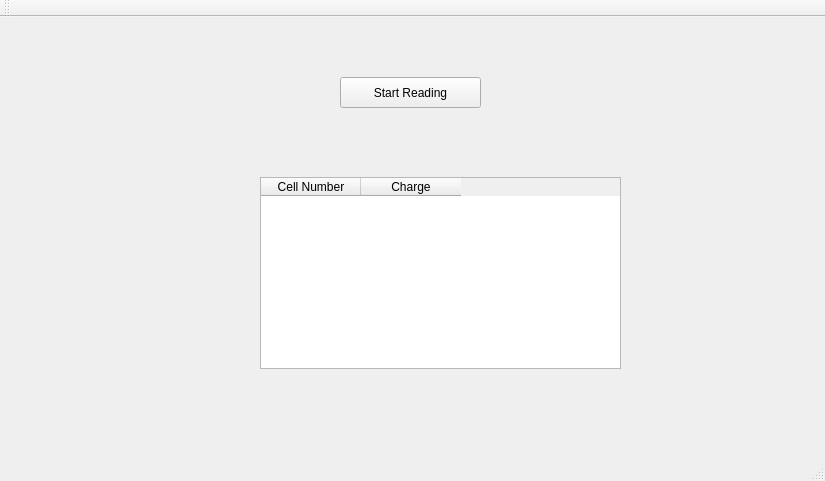
Qt form mainwindow.ui (gcmvy3/voltron-dashboard) before a commit.
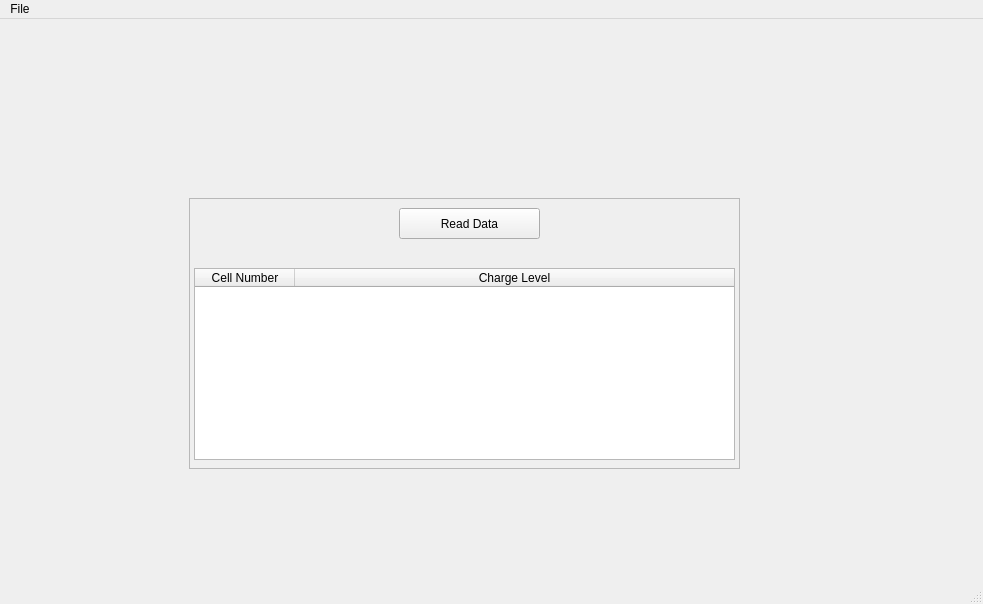
The same form after that commit. Custom widgets are drawn as their Qt base class.

The edit to the form file:
```diff
--- a/mainwindow.ui
+++ b/mainwindow.ui
@@ -6,52 +6,87 @@
    <rect>
     <x>0</x>
     <y>0</y>
-    <width>825</width>
-    <height>481</height>
+    <width>983</width>
+    <height>604</height>
    </rect>
   </property>
   <property name="windowTitle">
    <string>MainWindow</string>
   </property>
   <widget class="QWidget" name="centralWidget">
+   <widget class="BatteryWidget" name="batteryWidget" native="true">
+    <property name="geometry">
+     <rect>
+      <x>179</x>
+      <y>169</y>
+      <width>571</width>
+      <height>291</height>
+     </rect>
+    </property>
+    <widget class="QFrame" name="frame">
+     <property name="geometry">
+      <rect>
+       <x>10</x>
+       <y>10</y>
+       <width>551</width>
+       <height>271</height>
+      </rect>
+     </property>
+     <property name="frameShape">
+      <enum>QFrame::StyledPanel</enum>
+     </property>
+     <property name="frameShadow">
+      <enum>QFrame::Raised</enum>
+     </property>
    <widget class="QPushButton" name="batteryReadButton">
     <property name="geometry">
      <rect>
-      <x>340</x>
-      <y>60</y>
+        <x>210</x>
+        <y>10</y>
       <width>141</width>
       <height>31</height>
      </rect>
     </property>
     <property name="text">
-     <string>Start Reading</string>
+       <string>Read Data</string>
     </property>
     <property name="checkable">
      <bool>true</bool>
     </property>
-   </widget>
-   <widget class="BatteryWidget" name="batteryWidget">
+      <property name="flat">
+       <bool>false</bool>
+      </property>
+     </widget>
+     <widget class="QTableWidget" name="batteryTable">
     <property name="geometry">
      <rect>
-      <x>260</x>
-      <y>160</y>
-      <width>361</width>
+        <x>5</x>
+        <y>70</y>
+        <width>541</width>
       <height>192</height>
      </rect>
     </property>
+      <property name="columnCount">
+       <number>2</number>
+      </property>
+      <attribute name="horizontalHeaderStretchLastSection">
+       <bool>true</bool>
+      </attribute>
+      <attribute name="verticalHeaderVisible">
+       <bool>false</bool>
+      </attribute>
     <column>
      <property name="text">
       <string>Cell Number</string>
      </property>
-     <property name="textAlignment">
-      <set>AlignCenter</set>
-     </property>
     </column>
     <column>
      <property name="text">
-      <string>Charge</string>
-     </property>
-    </column>
+        <string>Charge Level</string>
+       </property>
+      </column>
+     </widget>
+    </widget>
    </widget>
   </widget>
   <widget class="QMenuBar" name="menuBar">
@@ -59,18 +94,16 @@
     <rect>
      <x>0</x>
      <y>0</y>
-     <width>825</width>
+     <width>983</width>
      <height>22</height>
     </rect>
    </property>
-  </widget>
-  <widget class="QToolBar" name="mainToolBar">
-   <attribute name="toolBarArea">
-    <enum>TopToolBarArea</enum>
-   </attribute>
-   <attribute name="toolBarBreak">
-    <bool>false</bool>
-   </attribute>
+   <widget class="QMenu" name="menuFile">
+    <property name="title">
+     <string>File</string>
+    </property>
+   </widget>
+   <addaction name="menuFile"/>
   </widget>
   <widget class="QStatusBar" name="statusBar"/>
  </widget>
@@ -78,7 +111,7 @@
  <customwidgets>
   <customwidget>
    <class>BatteryWidget</class>
-   <extends>QTableWidget</extends>
+   <extends>QWidget</extends>
    <header>Widgets/BatteryWidget.h</header>
   </customwidget>
  </customwidgets>
```
Left out of the diff: 23 changed lines with no effect on the pictures. Lines whose indentation alone changed are shown as unchanged.
